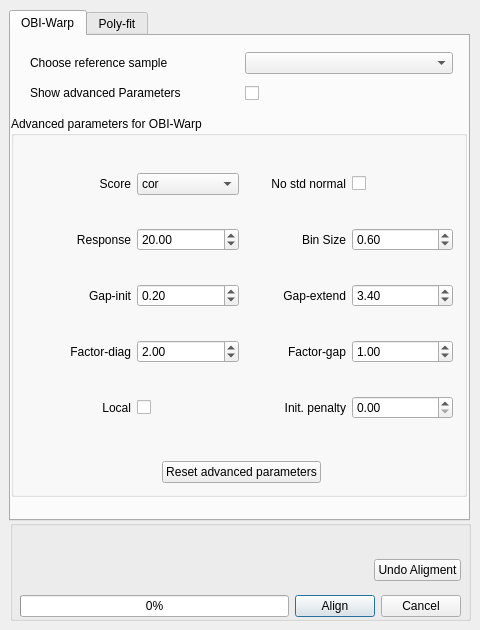
Before: the Qt Designer form src/gui/mzroll/forms/alignmentdialog.ui in ElucidataInc/ElMaven, drawn with Qt 5.
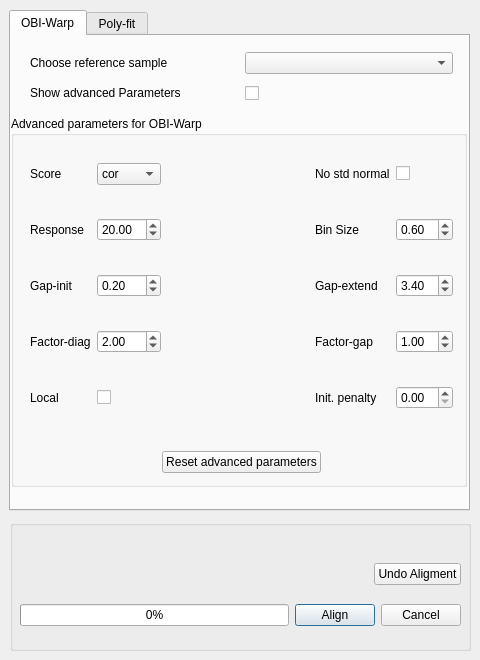
After: the same form once the commit is applied. The open tabs and pages were chosen to show the change.

Commit message: [UI] Correct spacing in Align dialog

Diff of the .ui file:
```diff
--- a/src/gui/mzroll/forms/alignmentdialog.ui
+++ b/src/gui/mzroll/forms/alignmentdialog.ui
@@ -7,7 +7,7 @@
     <x>0</x>
     <y>0</y>
     <width>480</width>
-    <height>630</height>
+    <height>660</height>
    </rect>
   </property>
   <property name="minimumSize">
@@ -19,7 +19,7 @@
   <property name="maximumSize">
    <size>
     <width>480</width>
-    <height>630</height>
+    <height>670</height>
    </size>
   </property>
   <property name="windowTitle">
@@ -31,7 +31,7 @@
      <x>9</x>
      <y>10</y>
      <width>461</width>
-     <height>511</height>
+     <height>501</height>
     </rect>
    </property>
    <property name="currentIndex">
@@ -114,7 +114,7 @@
        <x>0</x>
        <y>80</y>
        <width>456</width>
-       <height>381</height>
+       <height>371</height>
       </rect>
      </property>
      <property name="title">
@@ -124,7 +124,7 @@
       <property name="geometry">
        <rect>
         <x>10</x>
-        <y>30</y>
+        <y>20</y>
         <width>441</width>
         <height>301</height>
        </rect>
@@ -136,6 +136,42 @@
        <property name="rightMargin">
         <number>9</number>
        </property>
+       <item row="5" column="3">
+        <widget class="QLabel" name="labelFactorGap">
+         <property name="sizePolicy">
+          <sizepolicy hsizetype="Minimum" vsizetype="Preferred">
+           <horstretch>0</horstretch>
+           <verstretch>0</verstretch>
+          </sizepolicy>
+         </property>
+         <property name="text">
+          <string>Factor-gap</string>
+         </property>
+         <property name="alignment">
+          <set>Qt::AlignLeading|Qt::AlignLeft|Qt::AlignVCenter</set>
+         </property>
+        </widget>
+       </item>
+       <item row="1" column="1">
+        <widget class="QDoubleSpinBox" name="responseObiWarp">
+         <property name="maximum">
+          <double>100.000000000000000</double>
+         </property>
+         <property name="singleStep">
+          <double>1.000000000000000</double>
+         </property>
+         <property name="value">
+          <double>20.000000000000000</double>
+         </property>
+        </widget>
+       </item>
+       <item row="0" column="4">
+        <widget class="QCheckBox" name="noStdNormal">
+         <property name="text">
+          <string/>
+         </property>
+        </widget>
+       </item>
        <item row="0" column="0">
         <widget class="QLabel" name="labelScoreObi">
          <property name="sizePolicy">
@@ -148,20 +184,36 @@
           <string>Score</string>
          </property>
          <property name="alignment">
-          <set>Qt::AlignRight|Qt::AlignTrailing|Qt::AlignVCenter</set>
+          <set>Qt::AlignLeading|Qt::AlignLeft|Qt::AlignVCenter</set>
          </property>
         </widget>
        </item>
-       <item row="3" column="1">
-        <widget class="QDoubleSpinBox" name="gapInit">
-         <property name="maximum">
-          <double>97.989999999999995</double>
-         </property>
+       <item row="5" column="4">
+        <widget class="QDoubleSpinBox" name="factorGap">
          <property name="singleStep">
           <double>0.500000000000000</double>
          </property>
          <property name="value">
-          <double>0.200000000000000</double>
+          <double>1.000000000000000</double>
+         </property>
+        </widget>
+       </item>
+       <item row="8" column="4">
+        <widget class="QDoubleSpinBox" name="initPenalty"/>
+       </item>
+       <item row="1" column="3">
+        <widget class="QLabel" name="labelBinSizeObiWarp">
+         <property name="sizePolicy">
+          <sizepolicy hsizetype="Minimum" vsizetype="Preferred">
+           <horstretch>0</horstretch>
+           <verstretch>0</verstretch>
+          </sizepolicy>
+         </property>
+         <property name="text">
+          <string>Bin Size</string>
+         </property>
+         <property name="alignment">
+          <set>Qt::AlignLeading|Qt::AlignLeft|Qt::AlignVCenter</set>
          </property>
         </widget>
        </item>
@@ -177,47 +229,10 @@
           <string>Local</string>
          </property>
          <property name="alignment">
-          <set>Qt::AlignRight|Qt::AlignTrailing|Qt::AlignVCenter</set>
+          <set>Qt::AlignLeading|Qt::AlignLeft|Qt::AlignVCenter</set>
          </property>
         </widget>
        </item>
-       <item row="8" column="1">
-        <widget class="QCheckBox" name="local">
-         <property name="text">
-          <string/>
-         </property>
-        </widget>
-       </item>
-       <item row="0" column="1">
-        <widget class="QComboBox" name="scoreObi">
-         <property name="sizePolicy">
-          <sizepolicy hsizetype="Minimum" vsizetype="Fixed">
-           <horstretch>0</horstretch>
-           <verstretch>0</verstretch>
-          </sizepolicy>
-         </property>
-         <item>
-          <property name="text">
-           <string>cor</string>
-          </property>
-         </item>
-         <item>
-          <property name="text">
-           <string>cov</string>
-          </property>
-         </item>
-         <item>
-          <property name="text">
-           <string>prd</string>
-          </property>
-         </item>
-         <item>
-          <property name="text">
-           <string>euc</string>
-          </property>
-         </item>
-        </widget>
-       </item>
        <item row="1" column="0">
         <widget class="QLabel" name="labelResponseObiWarp">
          <property name="sizePolicy">
@@ -230,7 +245,7 @@
           <string>Response</string>
          </property>
          <property name="alignment">
-          <set>Qt::AlignRight|Qt::AlignTrailing|Qt::AlignVCenter</set>
+          <set>Qt::AlignLeading|Qt::AlignLeft|Qt::AlignVCenter</set>
          </property>
         </widget>
        </item>
@@ -244,52 +259,7 @@
          </property>
         </widget>
        </item>
-       <item row="1" column="1">
-        <widget class="QDoubleSpinBox" name="responseObiWarp">
-         <property name="maximum">
-          <double>100.000000000000000</double>
-         </property>
-         <property name="singleStep">
-          <double>1.000000000000000</double>
-         </property>
-         <property name="value">
-          <double>20.000000000000000</double>
-         </property>
-        </widget>
-       </item>
-       <item row="5" column="0">
-        <widget class="QLabel" name="labelFactorDiag">
-         <property name="sizePolicy">
-          <sizepolicy hsizetype="Minimum" vsizetype="Preferred">
-           <horstretch>0</horstretch>
-           <verstretch>0</verstretch>
-          </sizepolicy>
-         </property>
-         <property name="text">
-          <string>Factor-diag</string>
-         </property>
-         <property name="alignment">
-          <set>Qt::AlignRight|Qt::AlignTrailing|Qt::AlignVCenter</set>
-         </property>
-        </widget>
-       </item>
-       <item row="3" column="0">
-        <widget class="QLabel" name="labelGapInit">
-         <property name="sizePolicy">
-          <sizepolicy hsizetype="Minimum" vsizetype="Preferred">
-           <horstretch>0</horstretch>
-           <verstretch>0</verstretch>
-          </sizepolicy>
-         </property>
-         <property name="text">
-          <string>Gap-init</string>
-         </property>
-         <property name="alignment">
-          <set>Qt::AlignRight|Qt::AlignTrailing|Qt::AlignVCenter</set>
-         </property>
-        </widget>
-       </item>
-       <item row="3" column="2">
+       <item row="3" column="3">
         <widget class="QLabel" name="labelGapExtend">
          <property name="sizePolicy">
           <sizepolicy hsizetype="Minimum" vsizetype="Preferred">
@@ -301,22 +271,12 @@
           <string>Gap-extend</string>
          </property>
          <property name="alignment">
-          <set>Qt::AlignRight|Qt::AlignTrailing|Qt::AlignVCenter</set>
+          <set>Qt::AlignLeading|Qt::AlignLeft|Qt::AlignVCenter</set>
          </property>
         </widget>
        </item>
-       <item row="3" column="3">
-        <widget class="QDoubleSpinBox" name="gapExtend">
-         <property name="singleStep">
-          <double>0.500000000000000</double>
-         </property>
-         <property name="value">
-          <double>3.400000000000000</double>
-         </property>
-        </widget>
-       </item>
-       <item row="5" column="2">
-        <widget class="QLabel" name="labelFactorGap">
+       <item row="0" column="3">
+        <widget class="QLabel" name="labelNoStdNormal">
          <property name="sizePolicy">
           <sizepolicy hsizetype="Minimum" vsizetype="Preferred">
            <horstretch>0</horstretch>
@@ -324,40 +284,14 @@
           </sizepolicy>
          </property>
          <property name="text">
-          <string>Factor-gap</string>
+          <string>No std normal</string>
          </property>
          <property name="alignment">
-          <set>Qt::AlignRight|Qt::AlignTrailing|Qt::AlignVCenter</set>
+          <set>Qt::AlignLeading|Qt::AlignLeft|Qt::AlignVCenter</set>
          </property>
         </widget>
        </item>
-       <item row="5" column="3">
-        <widget class="QDoubleSpinBox" name="factorGap">
-         <property name="singleStep">
-          <double>0.500000000000000</double>
-         </property>
-         <property name="value">
-          <double>1.000000000000000</double>
-         </property>
-        </widget>
-       </item>
-       <item row="1" column="2">
-        <widget class="QLabel" name="labelBinSizeObiWarp">
-         <property name="sizePolicy">
-          <sizepolicy hsizetype="Minimum" vsizetype="Preferred">
-           <horstretch>0</horstretch>
-           <verstretch>0</verstretch>
-          </sizepolicy>
-         </property>
-         <property name="text">
-          <string>Bin Size</string>
-         </property>
-         <property name="alignment">
-          <set>Qt::AlignRight|Qt::AlignTrailing|Qt::AlignVCenter</set>
-         </property>
-        </widget>
-       </item>
-       <item row="1" column="3">
+       <item row="1" column="4">
         <widget class="QDoubleSpinBox" name="binSizeObiWarp">
          <property name="maximum">
           <double>2.000000000000000</double>
@@ -370,7 +304,47 @@
          </property>
         </widget>
        </item>
-       <item row="8" column="2">
+       <item row="3" column="4">
+        <widget class="QDoubleSpinBox" name="gapExtend">
+         <property name="singleStep">
+          <double>0.500000000000000</double>
+         </property>
+         <property name="value">
+          <double>3.400000000000000</double>
+         </property>
+        </widget>
+       </item>
+       <item row="0" column="1">
+        <widget class="QComboBox" name="scoreObi">
+         <property name="sizePolicy">
+          <sizepolicy hsizetype="Minimum" vsizetype="Fixed">
+           <horstretch>0</horstretch>
+           <verstretch>0</verstretch>
+          </sizepolicy>
+         </property>
+         <item>
+          <property name="text">
+           <string>cor</string>
+          </property>
+         </item>
+         <item>
+          <property name="text">
+           <string>cov</string>
+          </property>
+         </item>
+         <item>
+          <property name="text">
+           <string>prd</string>
+          </property>
+         </item>
+         <item>
+          <property name="text">
+           <string>euc</string>
+          </property>
+         </item>
+        </widget>
+       </item>
+       <item row="8" column="3">
         <widget class="QLabel" name="labelInitPenalty">
          <property name="sizePolicy">
           <sizepolicy hsizetype="Minimum" vsizetype="Preferred">
@@ -382,35 +356,126 @@
           <string>Init. penalty</string>
          </property>
          <property name="alignment">
-          <set>Qt::AlignRight|Qt::AlignTrailing|Qt::AlignVCenter</set>
+          <set>Qt::AlignLeading|Qt::AlignLeft|Qt::AlignVCenter</set>
          </property>
         </widget>
        </item>
-       <item row="8" column="3">
-        <widget class="QDoubleSpinBox" name="initPenalty"/>
+       <item row="8" column="1">
+        <widget class="QCheckBox" name="local">
+         <property name="text">
+          <string/>
+         </property>
+        </widget>
+       </item>
+       <item row="3" column="0">
+        <widget class="QLabel" name="labelGapInit">
+         <property name="sizePolicy">
+          <sizepolicy hsizetype="Minimum" vsizetype="Preferred">
+           <horstretch>0</horstretch>
+           <verstretch>0</verstretch>
+          </sizepolicy>
+         </property>
+         <property name="text">
+          <string>Gap-init</string>
+         </property>
+         <property name="alignment">
+          <set>Qt::AlignLeading|Qt::AlignLeft|Qt::AlignVCenter</set>
+         </property>
+        </widget>
+       </item>
+       <item row="5" column="0">
+        <widget class="QLabel" name="labelFactorDiag">
+         <property name="sizePolicy">
+          <sizepolicy hsizetype="Minimum" vsizetype="Preferred">
+           <horstretch>0</horstretch>
+           <verstretch>0</verstretch>
+          </sizepolicy>
+         </property>
+         <property name="text">
+          <string>Factor-diag</string>
+         </property>
+         <property name="alignment">
+          <set>Qt::AlignLeading|Qt::AlignLeft|Qt::AlignVCenter</set>
+         </property>
+        </widget>
+       </item>
+       <item row="3" column="1">
+        <widget class="QDoubleSpinBox" name="gapInit">
+         <property name="maximum">
+          <double>97.989999999999995</double>
+         </property>
+         <property name="singleStep">
+          <double>0.500000000000000</double>
+         </property>
+         <property name="value">
+          <double>0.200000000000000</double>
+         </property>
+        </widget>
        </item>
        <item row="0" column="2">
-        <widget class="QLabel" name="labelNoStdNormal">
-         <property name="sizePolicy">
-          <sizepolicy hsizetype="Minimum" vsizetype="Preferred">
-           <horstretch>0</horstretch>
-           <verstretch>0</verstretch>
-          </sizepolicy>
+        <spacer name="horizontalSpacer_7">
+         <property name="orientation">
+          <enum>Qt::Horizontal</enum>
          </property>
-         <property name="text">
-          <string>No std normal</string>
+         <property name="sizeHint" stdset="0">
+          <size>
+           <width>40</width>
+           <height>20</height>
+          </size>
          </property>
-         <property name="alignment">
-          <set>Qt::AlignRight|Qt::AlignTrailing|Qt::AlignVCenter</set>
+        </spacer>
+       </item>
+       <item row="1" column="2">
+        <spacer name="horizontalSpacer_8">
+         <property name="orientation">
+          <enum>Qt::Horizontal</enum>
          </property>
-        </widget>
+         <property name="sizeHint" stdset="0">
+          <size>
+           <width>40</width>
+           <height>20</height>
+          </size>
+         </property>
+        </spacer>
        </item>
-       <item row="0" column="3">
-        <widget class="QCheckBox" name="noStdNormal">
-         <property name="text">
-          <string/>
+       <item row="3" column="2">
+        <spacer name="horizontalSpacer_9">
+         <property name="orientation">
+          <enum>Qt::Horizontal</enum>
          </property>
-        </widget>
+         <property name="sizeHint" stdset="0">
+          <size>
+           <width>40</width>
+           <height>20</height>
+          </size>
+         </property>
+        </spacer>
+       </item>
+       <item row="5" column="2">
+        <spacer name="horizontalSpacer_10">
+         <property name="orientation">
+          <enum>Qt::Horizontal</enum>
+         </property>
+         <property name="sizeHint" stdset="0">
+          <size>
+           <width>40</width>
+           <height>20</height>
+          </size>
+         </property>
+        </spacer>
+       </item>
+       <item row="8" column="2">
+        <spacer name="horizontalSpacer_11">
+         <property name="orientation">
+          <enum>Qt::Horizontal</enum>
+         </property>
+         <property name="sizeHint" stdset="0">
+          <size>
+           <width>40</width>
+           <height>20</height>
+          </size>
+         </property>
+        </spacer>
        </item>
       </layout>
      </widget>
@@ -418,7 +483,7 @@
       <property name="geometry">
        <rect>
         <x>10</x>
-        <y>340</y>
+        <y>330</y>
         <width>441</width>
         <height>32</height>
        </rect>
@@ -1086,84 +1151,77 @@
      <x>10</x>
      <y>520</y>
      <width>461</width>
-     <height>101</height>
+     <height>131</height>
     </rect>
    </property>
-   <property name="title">
-    <string/>
-   </property>
-   <widget class="QWidget" name="horizontalLayoutWidget_2">
+   <widget class="QWidget" name="verticalLayoutWidget">
     <property name="geometry">
      <rect>
       <x>10</x>
       <y>30</y>
       <width>441</width>
-      <height>41</height>
+      <height>91</height>
      </rect>
     </property>
-    <layout class="QHBoxLayout" name="horizontalLayout_2">
+    <layout class="QVBoxLayout" name="verticalLayout">
      <item>
-      <widget class="QLabel" name="statusText">
-       <property name="text">
-        <string/>
-       </property>
-      </widget>
+      <layout class="QHBoxLayout" name="horizontalLayout_2">
+       <item>
+        <widget class="QLabel" name="statusText">
+         <property name="text">
+          <string/>
+         </property>
+        </widget>
+       </item>
+       <item>
+        <spacer name="horizontalSpacer">
+         <property name="orientation">
+          <enum>Qt::Horizontal</enum>
+         </property>
+         <property name="sizeHint" stdset="0">
+          <size>
+           <width>40</width>
+           <height>20</height>
+          </size>
+         </property>
+        </spacer>
+       </item>
+       <item>
+        <widget class="QPushButton" name="UndoAlignment">
+         <property name="text">
+          <string>Undo Aligment</string>
+         </property>
+        </widget>
+       </item>
+      </layout>
      </item>
      <item>
-      <spacer name="horizontalSpacer">
-       <property name="orientation">
-        <enum>Qt::Horizontal</enum>
-       </property>
-       <property name="sizeHint" stdset="0">
-        <size>
-         <width>40</width>
-         <height>20</height>
-        </size>
-       </property>
-      </spacer>
-     </item>
-     <item>
-      <widget class="QPushButton" name="UndoAlignment">
-       <property name="text">
-        <string>Undo Aligment</string>
-       </property>
-      </widget>
-     </item>
-    </layout>
-   </widget>
-   <widget class="QWidget" name="horizontalLayoutWidget">
-    <property name="geometry">
-     <rect>
-      <x>10</x>
-      <y>70</y>
-      <width>441</width>
-      <height>32</height>
-     </rect>
-    </property>
-    <layout class="QHBoxLayout" name="horizontalLayout">
-     <item>
-      <widget class="QProgressBar" name="progressBar">
-       <property name="value">
-        <number>0</number>
-       </property>
-      </widget>
-     </item>
-     <item>
-      <widget class="QPushButton" name="alignButton">
-       <property name="text">
-        <string>Align</string>
-       </property>
-       <property name="default">
-        <bool>true</bool>
-       </property>
-      </widget>
-     </item>
-     <item>
-      <widget class="QPushButton" name="cancelButton">
-       <property name="text">
-        <string>Cancel</string>
-       </property>
-      </widget>
+      <layout class="QHBoxLayout" name="horizontalLayout">
+       <item>
+        <widget class="QProgressBar" name="progressBar">
+         <property name="value">
+          <number>0</number>
+         </property>
+        </widget>
+       </item>
+       <item>
+        <widget class="QPushButton" name="alignButton">
+         <property name="text">
+          <string>Align</string>
+         </property>
+         <property name="default">
+          <bool>true</bool>
+         </property>
+        </widget>
+       </item>
+       <item>
+        <widget class="QPushButton" name="cancelButton">
+         <property name="text">
+          <string>Cancel</string>
+         </property>
+        </widget>
+       </item>
+      </layout>
      </item>
     </layout>
    </widget>
```
Left out of the diff: 2 changed lines with no effect on the pictures.
